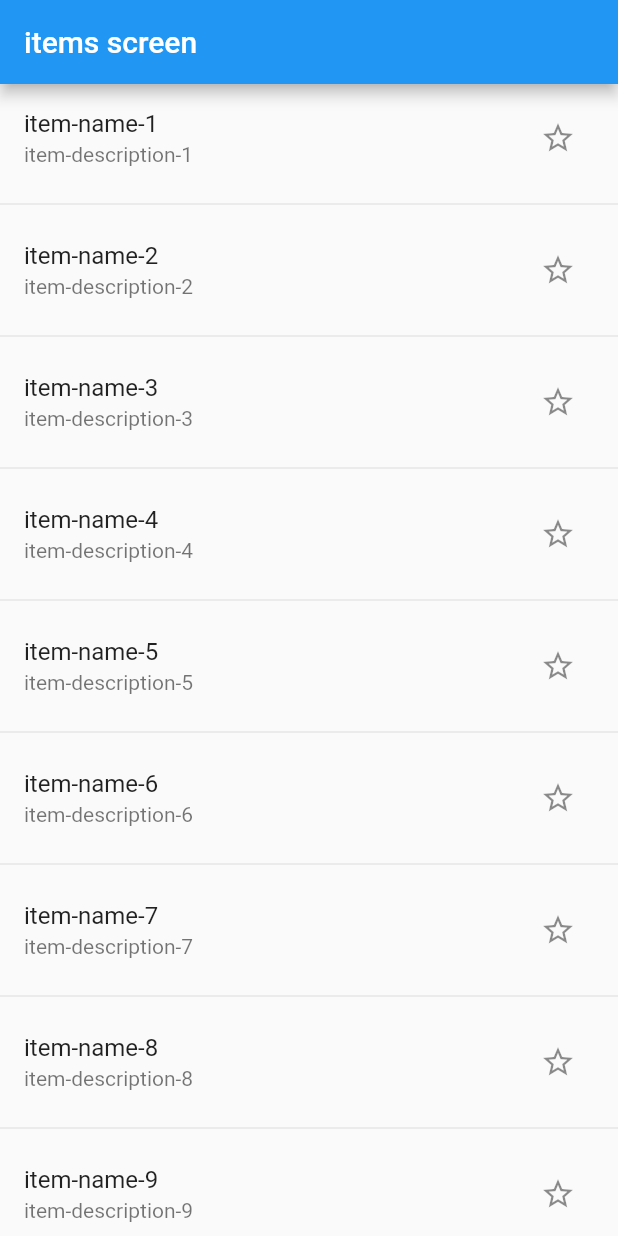
After one commit to ham-burger/like_state_sync, a Flutter app: the screen it shows after launch, on a phone screen of 412 x 824 dp. The commit adds this screen. Run offline on Flutter 3.47's test engine with Material 2 defaults, Android fonts, the phone set to English and light mode, and no system bars.

Commit message:
refactor screen directory
- rename myhomepage to itemsscreen
- create presentation directory and move itemsscreen

```diff
--- /dev/null
+++ b/lib/presentation/feature/items_screen.dart
@@ -0,0 +1,47 @@
+import 'package:flutter/material.dart';
+import 'package:like_state_sync/domain/item/Item_repository.dart';
+
+class ItemsScreen extends StatefulWidget {
+  ItemsScreen({Key key}) : super(key: key);
+
+  @override
+  _ItemsScreenState createState() => _ItemsScreenState();
+}
+
+class _ItemsScreenState extends State<ItemsScreen> {
+  final ItemRepository _itemRepository = ItemRepository();
+
+  @override
+  Widget build(BuildContext context) {
+    return Scaffold(
+      appBar: AppBar(
+        title: Text('items screen'),
+      ),
+      body: ListView.separated(
+          itemBuilder: (context, index) {
+            var item = _itemRepository.items()[index];
+            return ListTile(
+              title: Text(item.name),
+              subtitle: Text(item.description),
+              trailing: IconButton(
+                icon: Icon(
+                  item.like ? Icons.star : Icons.star_border_outlined,
+                ),
+                onPressed: () {
+                  if (item.like) {
+                    _itemRepository.unlike(item.id);
+                  } else {
+                    _itemRepository.like(item.id);
+                  }
+                  setState(() {});
+                },
+              ),
+            );
+          },
+          separatorBuilder: (context, index) {
+            return const Divider();
+          },
+          itemCount: _itemRepository.items().length),
+    );
+  }
+}
```
Also changed, not shown: lib/main.dart (+6 -56 lines).
